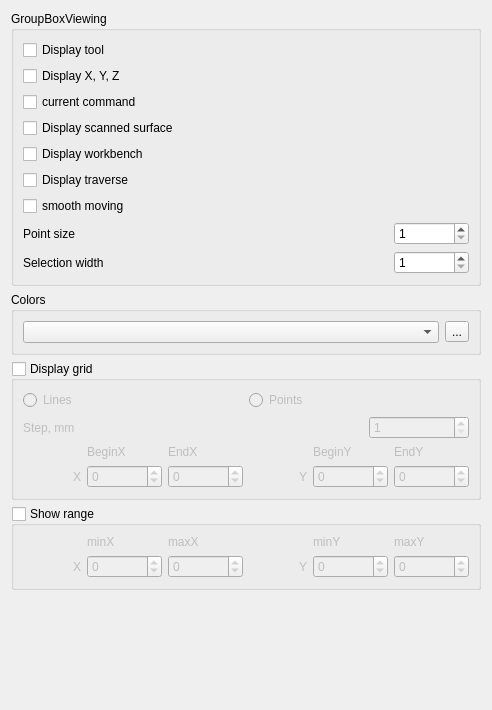
Above: sources/forms/sVis.ui from eduard-x/cnc-qt before the change. Below: the same form after it.
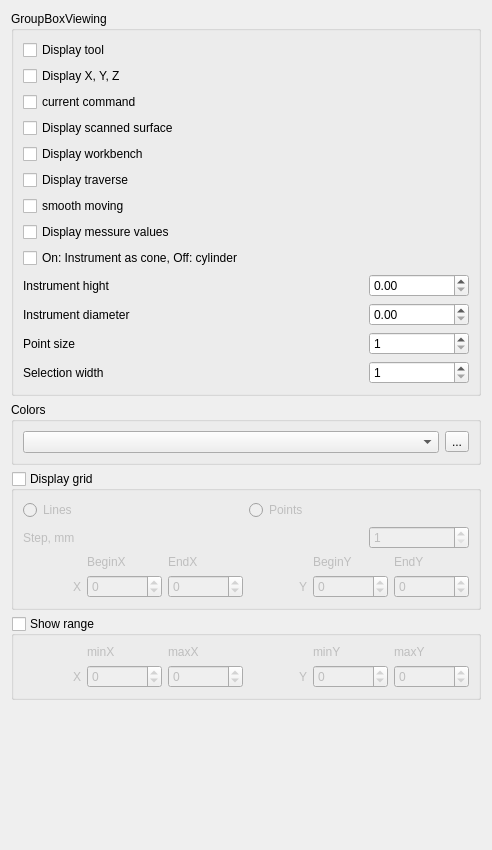
That is the form after the change.

Commit message: GLES: instrument selection

```diff
--- a/sources/forms/sVis.ui
+++ b/sources/forms/sVis.ui
@@ -7,7 +7,7 @@
     <x>0</x>
     <y>0</y>
     <width>492</width>
-    <height>710</height>
+    <height>850</height>
    </rect>
   </property>
   <property name="windowTitle">
@@ -78,7 +78,47 @@
         <property name="bottomMargin">
          <number>0</number>
         </property>
+        <item row="8" column="0" colspan="2">
+         <widget class="QCheckBox" name="checkBoxInstCone">
+          <property name="text">
+           <string>On: Instrument as cone, Off: cylinder</string>
+          </property>
+         </widget>
+        </item>
+        <item row="6" column="0" colspan="2">
+         <widget class="QCheckBox" name="checkBoxSmooth">
+          <property name="sizePolicy">
+           <sizepolicy hsizetype="Minimum" vsizetype="Fixed">
+            <horstretch>0</horstretch>
+            <verstretch>0</verstretch>
+           </sizepolicy>
+          </property>
+          <property name="accessibleDescription">
+           <string notr="true"/>
+          </property>
+          <property name="text">
+           <string>smooth moving</string>
+          </property>
+         </widget>
+        </item>
         <item row="9" column="0">
+         <widget class="QLabel" name="labelInstHight">
+          <property name="text">
+           <string>Instrument hight</string>
+          </property>
+         </widget>
+        </item>
+        <item row="9" column="1">
+         <widget class="QDoubleSpinBox" name="spinBoxInstHight">
+          <property name="maximumSize">
+           <size>
+            <width>100</width>
+            <height>35</height>
+           </size>
+          </property>
+         </widget>
+        </item>
+        <item row="13" column="0">
          <widget class="QLabel" name="labelLine">
           <property name="sizePolicy">
            <sizepolicy hsizetype="Minimum" vsizetype="Preferred">
@@ -94,7 +134,7 @@
           </property>
          </widget>
         </item>
-        <item row="7" column="0">
+        <item row="11" column="0">
          <widget class="QLabel" name="labelPoint">
           <property name="sizePolicy">
            <sizepolicy hsizetype="Minimum" vsizetype="Preferred">
@@ -110,11 +150,11 @@
           </property>
          </widget>
         </item>
-        <item row="7" column="1">
+        <item row="11" column="1">
          <widget class="QSpinBox" name="spinBoxPointSize">
           <property name="maximumSize">
            <size>
-            <width>75</width>
+            <width>100</width>
             <height>35</height>
            </size>
           </property>
@@ -126,11 +166,11 @@
           </property>
          </widget>
         </item>
-        <item row="9" column="1">
+        <item row="13" column="1">
          <widget class="QSpinBox" name="spinBoxLineWidth">
           <property name="maximumSize">
            <size>
-            <width>75</width>
+            <width>100</width>
             <height>35</height>
            </size>
           </property>
@@ -142,23 +182,31 @@
           </property>
          </widget>
         </item>
-        <item row="6" column="0">
-         <widget class="QCheckBox" name="checkBoxSmooth">
-          <property name="sizePolicy">
-           <sizepolicy hsizetype="Minimum" vsizetype="Fixed">
-            <horstretch>0</horstretch>
-            <verstretch>0</verstretch>
-           </sizepolicy>
+        <item row="10" column="0">
+         <widget class="QLabel" name="labelInstDiameter">
+          <property name="text">
+           <string>Instrument diameter</string>
           </property>
-          <property name="accessibleDescription">
-           <string notr="true"/>
+         </widget>
+        </item>
+        <item row="10" column="1">
+         <widget class="QDoubleSpinBox" name="spinBoxInstDiametr">
+          <property name="maximumSize">
+           <size>
+            <width>100</width>
+            <height>35</height>
+           </size>
           </property>
+         </widget>
+        </item>
+        <item row="7" column="0" colspan="2">
+         <widget class="QCheckBox" name="checkBoxMessure">
           <property name="text">
-           <string>smooth moving</string>
+           <string>Display messure values</string>
           </property>
          </widget>
         </item>
-        <item row="5" column="0">
+        <item row="5" column="0" colspan="2">
          <widget class="QCheckBox" name="checkBoxTraverse">
           <property name="sizePolicy">
            <sizepolicy hsizetype="Minimum" vsizetype="Fixed">
@@ -174,7 +222,7 @@
           </property>
          </widget>
         </item>
-        <item row="4" column="0">
+        <item row="4" column="0" colspan="2">
          <widget class="QCheckBox" name="checkBoxWorkbench">
           <property name="sizePolicy">
            <sizepolicy hsizetype="Minimum" vsizetype="Fixed">
@@ -190,7 +238,7 @@
           </property>
          </widget>
         </item>
-        <item row="3" column="0">
+        <item row="3" column="0" colspan="2">
          <widget class="QCheckBox" name="checkBoxSurface">
           <property name="sizePolicy">
            <sizepolicy hsizetype="Minimum" vsizetype="Fixed">
@@ -206,7 +254,7 @@
           </property>
          </widget>
         </item>
-        <item row="2" column="0">
+        <item row="2" column="0" colspan="2">
          <widget class="QCheckBox" name="checkBoxCommand">
           <property name="sizePolicy">
            <sizepolicy hsizetype="Minimum" vsizetype="Fixed">
@@ -222,7 +270,7 @@
           </property>
          </widget>
         </item>
-        <item row="1" column="0">
+        <item row="1" column="0" colspan="2">
          <widget class="QCheckBox" name="checkBoxXYZ">
           <property name="sizePolicy">
            <sizepolicy hsizetype="Minimum" vsizetype="Fixed">
@@ -238,7 +286,7 @@
           </property>
          </widget>
         </item>
-        <item row="0" column="0">
+        <item row="0" column="0" colspan="2">
          <widget class="QCheckBox" name="checkBoxTool">
           <property name="sizePolicy">
            <sizepolicy hsizetype="Minimum" vsizetype="Fixed">
```
The commit also changes 2 other files.
